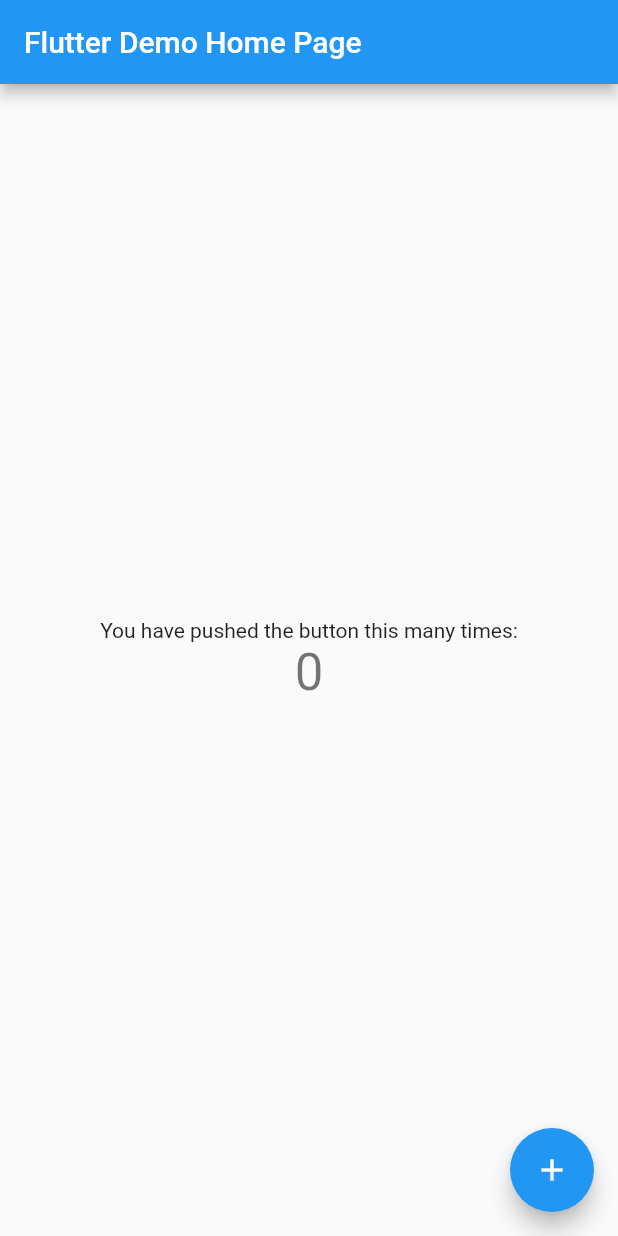
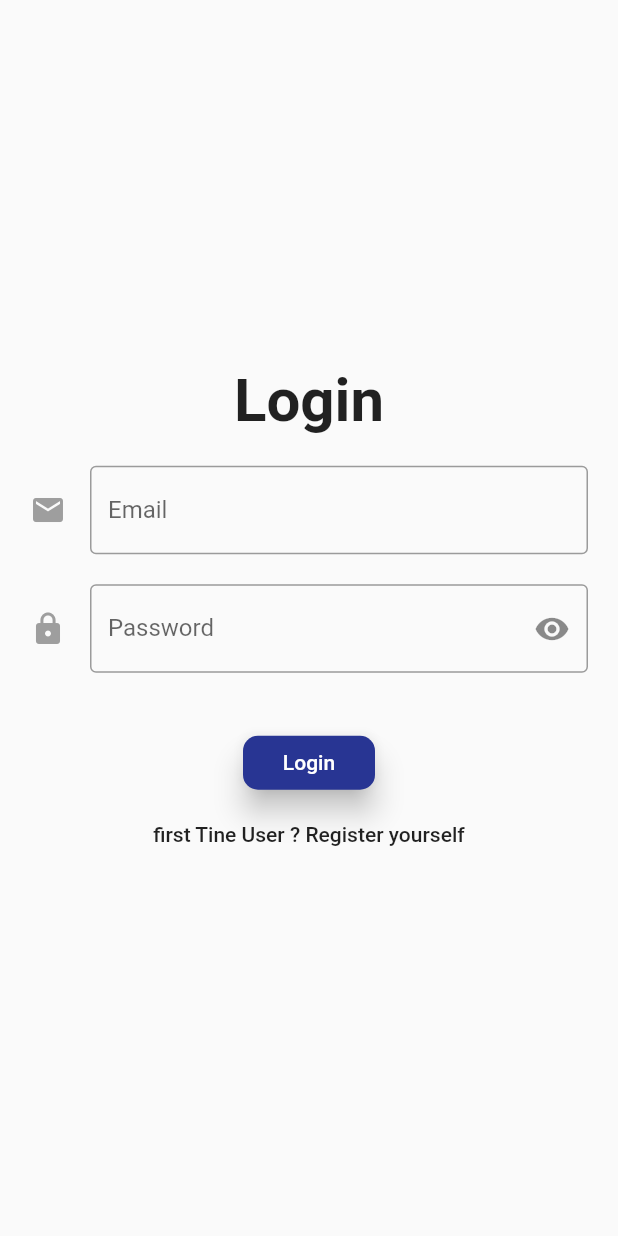
Before and after one commit to YadavAnkitRama/flutter_ecommerce, a Flutter app: the screen it shows after launch, on a phone screen of 412 x 824 dp. Run offline on Flutter 3.47's test engine with Material 2 defaults, Android fonts, the phone set to English and light mode, and no system bars.

Commit message:
Login And Register Page Added with PHP Rest API As Backend

```diff
--- a/lib/main.dart
+++ b/lib/main.dart
@@ -1,4 +1,8 @@
 import 'package:flutter/material.dart';
+import 'package:flutter_ecommerce/view/HomeUserView.dart';
+import 'package:flutter_ecommerce/view/IndexView.dart';
+import 'package:flutter_ecommerce/view/LoginUserView.dart';
+import 'package:flutter_ecommerce/view/RegisterUserView.dart';
 
 void main() {
   runApp(MyApp());
@@ -9,109 +13,14 @@ class MyApp extends StatelessWidget {
   @override
   Widget build(BuildContext context) {
     return MaterialApp(
-      title: 'Flutter Demo',
-      theme: ThemeData(
-        // This is the theme of your application.
-        //
-        // Try running your application with "flutter run". You'll see the
-        // application has a blue toolbar. Then, without quitting the app, try
-        // changing the primarySwatch below to Colors.green and then invoke
-        // "hot reload" (press "r" in the console where you ran "flutter run",
-        // or simply save your changes to "hot reload" in a Flutter IDE).
-        // Notice that the counter didn't reset back to zero; the application
-        // is not restarted.
-        primarySwatch: Colors.blue,
-        // This makes the visual density adapt to the platform that you run
-        // the app on. For desktop platforms, the controls will be smaller and
-        // closer together (more dense) than on mobile platforms.
-        visualDensity: VisualDensity.adaptivePlatformDensity,
-      ),
-      home: MyHomePage(title: 'Flutter Demo Home Page'),
+      title: 'Flutter ECommerce',
+      initialRoute: '/',
+      routes: {
+        '/': (context) => IndexView(),
+        '/register_user': (context) => RegisterUserView(),
+        '/login_user': (context) => LoginUserView(),
+        '/home_user': (context) => HomeUserView(),
+      },
     );
   }
 }
-
-class MyHomePage extends StatefulWidget {
-  MyHomePage({Key key, this.title}) : super(key: key);
-
-  // This widget is the home page of your application. It is stateful, meaning
-  // that it has a State object (defined below) that contains fields that affect
-  // how it looks.
-
-  // This class is the configuration for the state. It holds the values (in this
-  // case the title) provided by the parent (in this case the App widget) and
-  // used by the build method of the State. Fields in a Widget subclass are
-  // always marked "final".
-
-  final String title;
-
-  @override
-  _MyHomePageState createState() => _MyHomePageState();
-}
-
-class _MyHomePageState extends State<MyHomePage> {
-  int _counter = 0;
-
-  void _incrementCounter() {
-    setState(() {
-      // This call to setState tells the Flutter framework that something has
-      // changed in this State, which causes it to rerun the build method below
-      // so that the display can reflect the updated values. If we changed
-      // _counter without calling setState(), then the build method would not be
-      // called again, and so nothing would appear to happen.
-      _counter++;
-    });
-  }
-
-  @override
-  Widget build(BuildContext context) {
-    // This method is rerun every time setState is called, for instance as done
-    // by the _incrementCounter method above.
-    //
-    // The Flutter framework has been optimized to make rerunning build methods
-    // fast, so that you can just rebuild anything that needs updating rather
-    // than having to individually change instances of widgets.
-    return Scaffold(
-      appBar: AppBar(
-        // Here we take the value from the MyHomePage object that was created by
-        // the App.build method, and use it to set our appbar title.
-        title: Text(widget.title),
-      ),
-      body: Center(
-        // Center is a layout widget. It takes a single child and positions it
-        // in the middle of the parent.
-        child: Column(
-          // Column is also a layout widget. It takes a list of children and
-          // arranges them vertically. By default, it sizes itself to fit its
-          // children horizontally, and tries to be as tall as its parent.
-          //
-          // Invoke "debug painting" (press "p" in the console, choose the
-          // "Toggle Debug Paint" action from the Flutter Inspector in Android
-          // Studio, or the "Toggle Debug Paint" command in Visual Studio Code)
-          // to see the wireframe for each widget.
-          //
-          // Column has various properties to control how it sizes itself and
-          // how it positions its children. Here we use mainAxisAlignment to
-          // center the children vertically; the main axis here is the vertical
-          // axis because Columns are vertical (the cross axis would be
-          // horizontal).
-          mainAxisAlignment: MainAxisAlignment.center,
-          children: <Widget>[
-            Text(
-              'You have pushed the button this many times:',
-            ),
-            Text(
-              '$_counter',
-              style: Theme.of(context).textTheme.headline4,
-            ),
-          ],
-        ),
-      ),
-      floatingActionButton: FloatingActionButton(
-        onPressed: _incrementCounter,
-        tooltip: 'Increment',
-        child: Icon(Icons.add),
-      ), // This trailing comma makes auto-formatting nicer for build methods.
-    );
-  }
-}
--- /dev/null
+++ b/lib/service/user_api.dart
@@ -0,0 +1,27 @@
+import 'package:http/http.dart' as http;
+import 'dart:convert';
+
+Future registerUser(String name, String email, String password, String phone,
+    String address) async {
+  String url = 'https://surajyadavapi123.000webhostapp.com/flutter-post.php';
+  final response = await http.post(url, headers: {
+    "Accept": "Application/json"
+  }, body: {
+    'Name': name,
+    'Email': email,
+    'Password': password,
+    'Phone': phone,
+    'Address': address
+  });
+  var convertDataJson = jsonDecode(response.body);
+  return convertDataJson;
+}
+
+Future loginUser(String email, String password) async {
+  String url = 'https://surajyadavapi123.000webhostapp.com/flutter-login.php';
+  final response = await http.post(url,
+      headers: {"Accept": "Application/json"},
+      body: {'email': email, 'password': password});
+  var convertDataJson = jsonDecode(response.body);
+  return convertDataJson;
+}
--- /dev/null
+++ b/lib/view/IndexView.dart
@@ -0,0 +1,16 @@
+import 'package:flutter/material.dart';
+import 'package:flutter_ecommerce/view/LoginUserView.dart';
+
+class IndexView extends StatefulWidget {
+  @override
+  _IndexViewState createState() => _IndexViewState();
+}
+
+class _IndexViewState extends State<IndexView> {
+  @override
+  Widget build(BuildContext context) {
+    return Scaffold(
+      body: LoginUserView(),
+    );
+  }
+}
--- /dev/null
+++ b/lib/view/LoginUserView.dart
@@ -0,0 +1,171 @@
+import 'package:flutter/material.dart';
+import 'package:flutter_ecommerce/service/user_api.dart';
+
+class LoginUserView extends StatefulWidget {
+  @override
+  _LoginUserViewState createState() => _LoginUserViewState();
+}
+
+class _LoginUserViewState extends State<LoginUserView> {
+  final _formKey = GlobalKey<FormState>();
+  bool _obsecure = true;
+  String _email, _password;
+  final emailController = TextEditingController();
+  final passwordController = TextEditingController();
+  String message = '';
+
+  @override
+  void dispose() {
+    emailController.dispose();
+    passwordController.dispose();
+    super.dispose();
+  }
+
+  @override
+  Widget build(BuildContext context) {
+    return Scaffold(
+      body: Container(
+        padding: EdgeInsets.symmetric(horizontal: 20.0),
+        child: Center(
+          child: SingleChildScrollView(
+            child: Form(
+              key: _formKey,
+              child: Column(
+                children: <Widget>[
+                  _showTitle(),
+                  _showEmail(),
+                  _showPassword(),
+                  Text(message),
+                  _showButtons(),
+                ],
+              ),
+            ),
+          ),
+        ),
+      ),
+    );
+  }
+
+  Widget _showTitle() {
+    return Text(
+      'Login',
+      style: TextStyle(fontSize: 40.0, fontWeight: FontWeight.bold),
+    );
+  }
+
+  Widget _showEmail() {
+    return Padding(
+      padding: EdgeInsets.only(top: 20.0),
+      child: TextFormField(
+        controller: emailController,
+        onSaved: (val) => _email = val,
+        validator: (val) => !val.contains('@') ? 'Email is Invalid' : null,
+        decoration: InputDecoration(
+            border: OutlineInputBorder(),
+            labelText: 'Email',
+            hintText: 'Enter Valid Email',
+            icon: Icon(
+              Icons.mail,
+              color: Colors.grey,
+            )),
+      ),
+    );
+  }
+
+  Widget _showPassword() {
+    return Padding(
+      padding: EdgeInsets.only(top: 20.0),
+      child: TextFormField(
+        controller: passwordController,
+        onSaved: (val) => _password = val,
+        validator: (val) => val.length < 6 ? 'Password is too short' : null,
+        obscureText: _obsecure,
+        decoration: InputDecoration(
+            suffixIcon: GestureDetector(
+              onTap: () {
+                setState(() {
+                  _obsecure = !_obsecure;
+                });
+              },
+              child: Icon(
+                _obsecure ? Icons.visibility : Icons.visibility_off,
+              ),
+            ),
+            border: OutlineInputBorder(),
+            labelText: 'Password',
+            hintText: 'Enter Password',
+            icon: Icon(
+              Icons.lock,
+              color: Colors.grey,
+            )),
+      ),
+    );
+  }
+
+  Widget _showButtons() {
+    return Padding(
+      padding: EdgeInsets.only(top: 20.0),
+      child: Column(
+        children: <Widget>[
+          RaisedButton(
+            color: Colors.indigo[800],
+            onPressed: () {
+              debugPrint('Login Pressed');
+              _onSubmit();
+            },
+            child: Text(
+              'Login',
+              style: TextStyle(color: Colors.white),
+            ),
+            elevation: 8.0,
+            shape: RoundedRectangleBorder(
+                borderRadius: BorderRadius.all(Radius.circular(10.0))),
+          ),
+          FlatButton(
+              onPressed: () {
+                debugPrint('Register clicked');
+                Navigator.pushNamed(context, '/register_user');
+              },
+              child: Text(
+                'first Tine User ? Register yourself',
+              )),
+        ],
+      ),
+    );
+  }
+
+  void _onSubmit() async {
+    final form = _formKey.currentState;
+    if (_formKey.currentState.validate()) {
+      form.save();
+      debugPrint('valid');
+      debugPrint('Email : $_email, Password : $_password');
+
+      var email = emailController.text;
+      var password = passwordController.text;
+      setState(() {
+        message = 'Please wait......';
+      });
+      var rsp = await loginUser(email, password);
+      print(email);
+      print(password);
+      print(rsp);
+      if (rsp.containsKey('status')) {
+        if (rsp['status'] == 1) {
+          setState(() {
+            message = rsp['status_text'];
+          });
+          if (rsp['status'] == 1) {
+            Navigator.pushNamed(context, '/home_user');
+          }
+        } else {
+          setState(() {
+            message = 'Login Failed, Please Try Again';
+          });
+        }
+      }
+    } else {
+      debugPrint('Invalid');
+    }
+  }
+}
--- a/pubspec.yaml
+++ b/pubspec.yaml
@@ -28,6 +28,7 @@ dependencies:
   # The following adds the Cupertino Icons font to your application.
   # Use with the CupertinoIcons class for iOS style icons.
   cupertino_icons: ^0.1.3
+  http: ^0.12.1
 
 dev_dependencies:
   flutter_test:
```
Also changed, not shown: lib/view/HomeUserView.dart (added, +20 -0 lines), lib/view/RegisterUserView.dart (added, +228 -0 lines), pubspec.lock.
